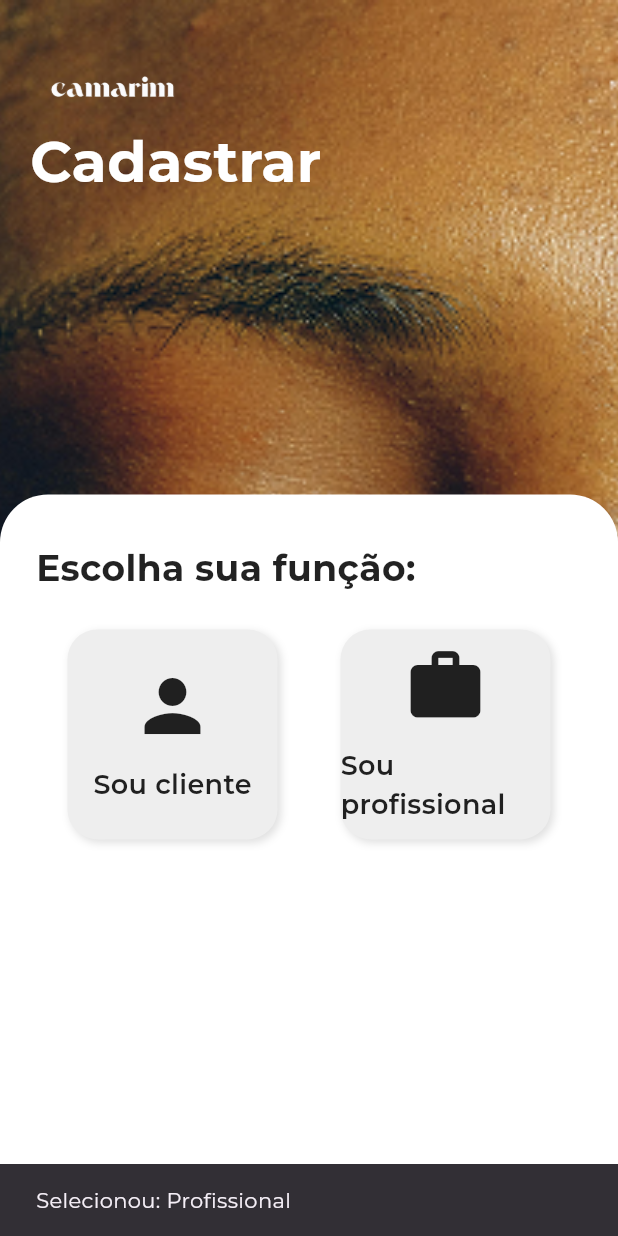
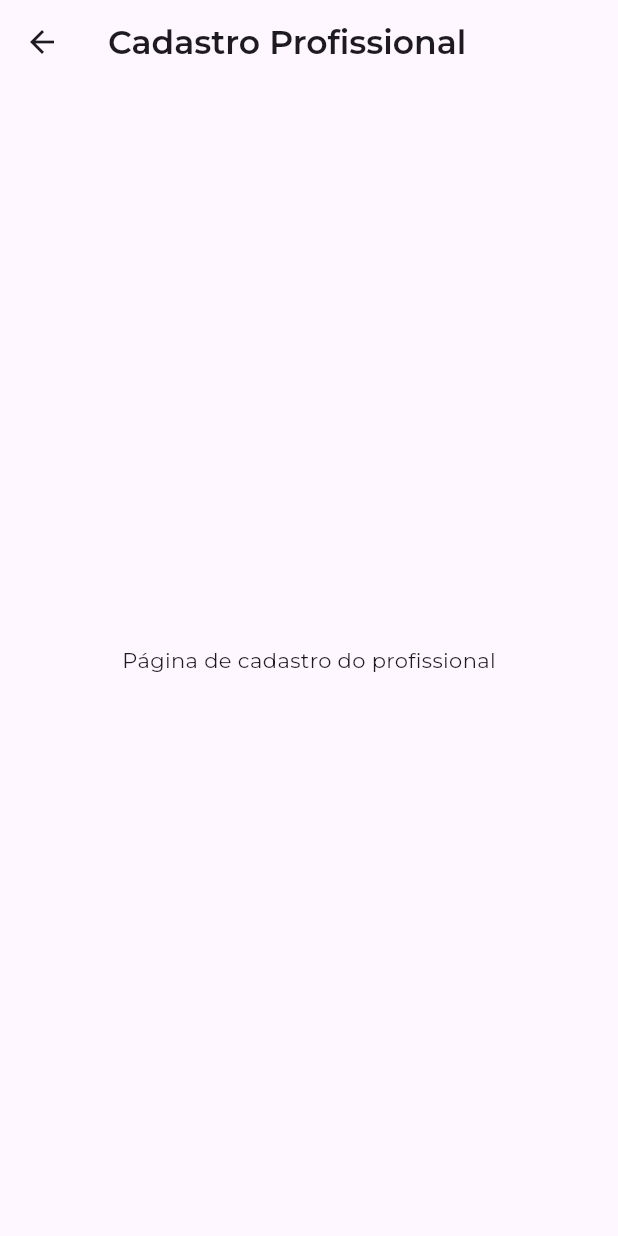
Before and after one commit to mmiguelcalixto/camarim, a Flutter app: the ChooseRolePage screen opened directly, after a tap on "Sou profissional", on a phone screen of 412 x 824 dp. Run offline on Flutter 3.47's test engine with Material 3 defaults, Android fonts, the phone set to English and light mode, and no system bars; our stand-ins replace mask_text_input_formatter.

Commit message:
atualizacao do layout da choose role

```diff
--- a/Camarimapp/lib/pages/choose_role_page.dart
+++ b/Camarimapp/lib/pages/choose_role_page.dart
@@ -1,6 +1,7 @@
 import 'package:flutter/material.dart';
 import 'package:flutter/gestures.dart';
-//import 'signup_page.dart';
+import 'signup_page.dart';
+import 'signup_page_prof.dart';
 
 class ChooseRolePage extends StatefulWidget {
   const ChooseRolePage({super.key});
@@ -10,8 +11,6 @@ class ChooseRolePage extends StatefulWidget {
 }
 
 class _ChooseRolePageState extends State<ChooseRolePage> {
-  //final _formKey = GlobalKey<FormState>();
-  //bool _obscure = true;
   late TapGestureRecognizer _tapGestureRecognizer;
 
   final TextEditingController _emailController = TextEditingController();
@@ -25,11 +24,18 @@ class _ChooseRolePageState extends State<ChooseRolePage> {
     super.dispose();
   }
 
-  void _selectRole(String role) {
-    // Aqui você pode tratar a seleção, ex: navegar ou salvar estado
-    ScaffoldMessenger.of(
+  void _goToClienteSignup() {
+    Navigator.push(
       context,
-    ).showSnackBar(SnackBar(content: Text('Selecionou: $role')));
+      MaterialPageRoute(builder: (context) => const SignupPage()),
+    );
+  }
+
+  void _goToProfSignup() {
+    Navigator.push(
+      context,
+      MaterialPageRoute(builder: (context) => const SignupPageProf()),
+    );
   }
 
   @override
@@ -38,7 +44,6 @@ class _ChooseRolePageState extends State<ChooseRolePage> {
       backgroundColor: Colors.black,
       body: Stack(
         children: [
-          // Imagem de fundo
           Positioned.fill(
             child: Image.asset(
               'assets/img/woman_skincare.png',
@@ -52,7 +57,7 @@ class _ChooseRolePageState extends State<ChooseRolePage> {
             child: Image.asset('assets/img/logo_camarim.png', width: 100),
           ),
           Positioned(
-            top: MediaQuery.of(context).padding.top + 80,
+            bottom: MediaQuery.of(context).size.height * 0.60 - -5,
             left: 20,
             child: const Text(
               'Cadastrar',
@@ -65,7 +70,6 @@ class _ChooseRolePageState extends State<ChooseRolePage> {
             ),
           ),
 
-          // Caixa branca arredondada na parte inferior
           Align(
             alignment: Alignment.bottomCenter,
             child: Container(
@@ -82,6 +86,12 @@ class _ChooseRolePageState extends State<ChooseRolePage> {
                 child: Column(
                   crossAxisAlignment: CrossAxisAlignment.start,
                   children: [
+                    Center(
+                      child: Column(
+                        mainAxisSize: MainAxisSize.min,
+                        mainAxisAlignment: MainAxisAlignment.center,
+                        children: [
+                          SizedBox(height: 40),
                           const Text(
                             'Escolha sua função:',
                             style: TextStyle(
@@ -90,19 +100,33 @@ class _ChooseRolePageState extends State<ChooseRolePage> {
                               color: Colors.black87,
                             ),
                           ),
-                    const SizedBox(height: 24),
+                        ],
+                      ),
+                    ),
+
+                    const SizedBox(height: 20),
                     Row(
                       mainAxisAlignment: MainAxisAlignment.spaceAround,
                       children: [
                         _buildRoleCard(
                           label: 'Sou cliente',
-                          icon: Icons.person,
-                          onTap: () => _selectRole('Cliente'),
+                          icon: Image.asset(
+                            'assets/img/customer_vector.png',
+                            width: 180,
+                            height: 180,
+                          ),
+                          onTap: _goToClienteSignup,
+                          subtitle: 'Quero agendar serviços',
                         ),
                         _buildRoleCard(
                           label: 'Sou profissional',
-                          icon: Icons.work,
-                          onTap: () => _selectRole('Profissional'),
+                          icon: Image.asset(
+                            'assets/img/professional_vector.png',
+                            width: 180,
+                            height: 180,
+                          ),
+                          onTap: _goToProfSignup,
+                          subtitle: 'Quero oferecer serviços',
                         ),
                       ],
                     ),
@@ -118,37 +142,45 @@ class _ChooseRolePageState extends State<ChooseRolePage> {
 
   Widget _buildRoleCard({
     required String label,
-    required IconData icon,
+    required Widget icon,
     required VoidCallback onTap,
+    String? subtitle,
   }) {
     return GestureDetector(
       onTap: onTap,
       child: Container(
-        width: 140,
-        height: 140,
+        width: 180,
+        height: 270,
         decoration: BoxDecoration(
-          color: Colors.grey[200],
+          color: Colors.white,
           borderRadius: BorderRadius.circular(20),
-          boxShadow: const [
-            BoxShadow(
-              color: Colors.black12,
-              blurRadius: 4,
-              offset: Offset(2, 2),
-            ),
-          ],
         ),
         child: Column(
           mainAxisAlignment: MainAxisAlignment.center,
           children: [
-            Icon(icon, size: 56, color: Colors.black87),
-            const SizedBox(height: 12),
             Text(
               label,
               style: const TextStyle(
                 fontSize: 18,
-                fontWeight: FontWeight.w600,
-                color: Colors.black87,
+                fontWeight: FontWeight.w700,
+                color: Color.fromARGB(255, 92, 98, 158),
               ),
+            ),
+            const SizedBox(height: 8),
+            SizedBox(
+              width: 200,
+              height: 200,
+              child: icon,
+            ),
+
+            const SizedBox(
+              height: 4,
+            ),
+            if (subtitle != null)
+              Text(
+                subtitle,
+                style: const TextStyle(fontSize: 12, color: Color(0xFF818181)),
+                textAlign: TextAlign.center,
               ),
           ],
         ),
--- a/Camarimapp/lib/pages/login_page.dart
+++ b/Camarimapp/lib/pages/login_page.dart
@@ -57,8 +57,8 @@ class _LoginPageState extends State<LoginPage> {
             child: Image.asset('assets/img/logo_camarim.png', width: 100),
           ),
           Positioned(
-            left: 24,
-            top: MediaQuery.of(context).size.height * 0.34,
+            bottom: MediaQuery.of(context).size.height * 0.60 - -5,
+  left: 20,
             child: const Text(
               'Log In',
               style: TextStyle(
--- a/Camarimapp/lib/pages/signup_page.dart
+++ b/Camarimapp/lib/pages/signup_page.dart
@@ -26,7 +26,10 @@ class _SignupPageState extends State<SignupPage> {
 
   final _cpfFormatter = MaskTextInputFormatter(mask: '###.###.###-##');
   final _phoneFormatter = MaskTextInputFormatter(mask: '(##) #####-####');
-  final _birthDateMask = MaskTextInputFormatter(mask: '##/##/####', filter: {"#": RegExp(r'\d')});
+  final _birthDateMask = MaskTextInputFormatter(
+    mask: '##/##/####',
+    filter: {"#": RegExp(r'\d')},
+  );
 
   @override
   void initState() {
@@ -78,19 +81,6 @@ class _SignupPageState extends State<SignupPage> {
             left: 24,
             child: Image.asset('assets/img/logo_camarim.png', width: 100),
           ),
-          Positioned(
-            top: 130,
-            left: 20,
-            child: const Text(
-              'Cadastrar',
-              style: TextStyle(
-                color: Colors.white,
-                fontFamily: 'Montserrat',
-                fontSize: 38,
-                fontWeight: FontWeight.w700,
-              ),
-            ),
-          ),
           Align(
             alignment: Alignment.bottomCenter,
             child: Container(
@@ -106,7 +96,10 @@ class _SignupPageState extends State<SignupPage> {
                   child: Column(
                     children: [
                       const SizedBox(height: 24),
-                      _buildTextFormField(controller: _nameController, label: 'Seu nome completo'),
+                      _buildTextFormField(
+                        controller: _nameController,
+                        label: 'Seu nome completo',
+                      ),
                       _buildTextFormField(
                         controller: _birthDateController,
                         label: 'Data de nascimento',
@@ -118,14 +111,19 @@ class _SignupPageState extends State<SignupPage> {
                           return null;
                         },
                       ),
-                      _buildTextFormField(controller: _usernameController, label: 'Nome de usuário'),
+                      _buildTextFormField(
+                        controller: _usernameController,
+                        label: 'Nome de usuário',
+                      ),
                       _buildTextFormField(
                         controller: _emailController,
                         label: 'E-mail',
                         keyboardType: TextInputType.emailAddress,
                         validator: (value) {
                           if (value == null || value.isEmpty) return 'Preencha este campo';
-                          if (!RegExp(r'^[^@]+@[^@]+\.[^@]+').hasMatch(value)) return 'E-mail inválido';
+                          if (!RegExp(r'^[^@]+@[^@]+\.[^@]+').hasMatch(value)) {
+                            return 'E-mail inválido';
+                          }
                           return null;
                         },
                       ),
@@ -179,7 +177,6 @@ class _SignupPageState extends State<SignupPage> {
                           onPressed: () {
                             if (_formKey.currentState!.validate()) {
                               print('Nome: ${_nameController.text}');
-                              // Enviar dados para backend aqui...
                             }
                           },
                           style: ElevatedButton.styleFrom(
@@ -219,7 +216,10 @@ class _SignupPageState extends State<SignupPage> {
                           Expanded(child: Divider()),
                           Padding(
                             padding: EdgeInsets.symmetric(horizontal: 8),
-                            child: Text('ou', style: TextStyle(color: Color(0xFF737373))),
+                            child: Text(
+                              'ou',
+                              style: TextStyle(color: Color(0xFF737373)),
+                            ),
                           ),
                           Expanded(child: Divider()),
                         ],
@@ -233,6 +233,20 @@ class _SignupPageState extends State<SignupPage> {
                     ],
                   ),
                 ),
+              ),
+            ),
+          ),
+
+          Positioned(
+            top: size.height * 0.14,
+            left: 20,
+            child: const Text(
+              'Cadastrar',
+              style: TextStyle(
+                color: Colors.white,
+                fontFamily: 'Montserrat',
+                fontSize: 38,
+                fontWeight: FontWeight.w700,
               ),
             ),
           ),
@@ -261,12 +275,15 @@ class _SignupPageState extends State<SignupPage> {
           labelStyle: const TextStyle(color: Color(0xFF737373)),
           floatingLabelStyle: const TextStyle(color: Color(0xFF737373)),
           border: OutlineInputBorder(borderRadius: BorderRadius.circular(12)),
-          suffixIcon: isPassword ? const Icon(Icons.visibility_off, color: Color(0xFF737373)) : null,
+          suffixIcon: isPassword
+              ? const Icon(Icons.visibility_off, color: Color(0xFF737373))
+              : null,
         ),
-        validator: validator ?? (value) {
-          if (value == null || value.isEmpty) return 'Preencha este campo';
-          return null;
-        },
+        validator: validator ??
+            (value) {
+              if (value == null || value.isEmpty) return 'Preencha este campo';
+              return null;
+            },
       ),
     );
   }
--- a/Camarimapp/lib/pages/signup_page_prof.dart
+++ b/Camarimapp/lib/pages/signup_page_prof.dart
@@ -0,0 +1,22 @@
+import 'package:flutter/material.dart';
+
+class SignupPageProf extends StatefulWidget {
+  const SignupPageProf({super.key});
+
+  @override
+  State<SignupPageProf> createState() => _SignupPageProfState();
+}
+
+class _SignupPageProfState extends State<SignupPageProf> {
+  @override
+  Widget build(BuildContext context) {
+    return Scaffold(
+      appBar: AppBar(
+        title: const Text('Cadastro Profissional'),
+      ),
+      body: const Center(
+        child: Text('Página de cadastro do profissional'),
+      ),
+    );
+  }
+}
```
Also changed, not shown: Camarimapp/assets/img/customer_vector.png (added), Camarimapp/assets/img/professional_vector.png (added). Lines whose indentation alone changed are shown as unchanged.
